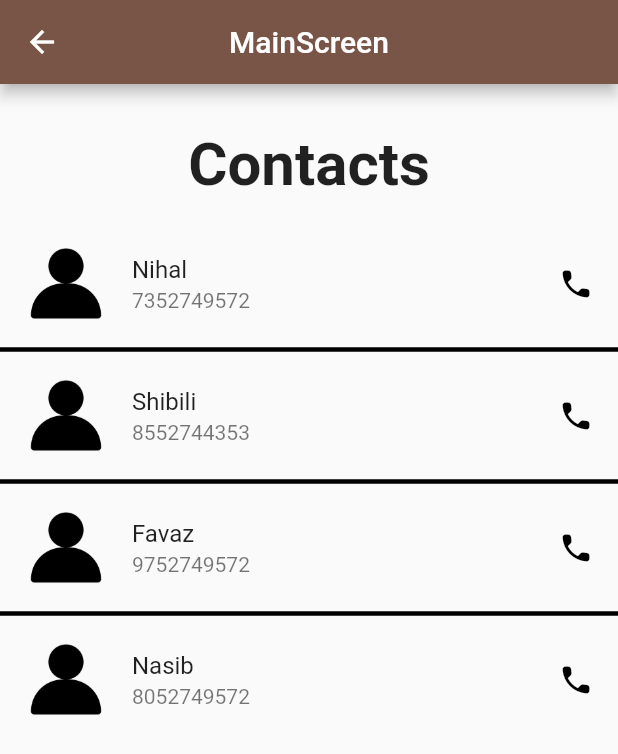
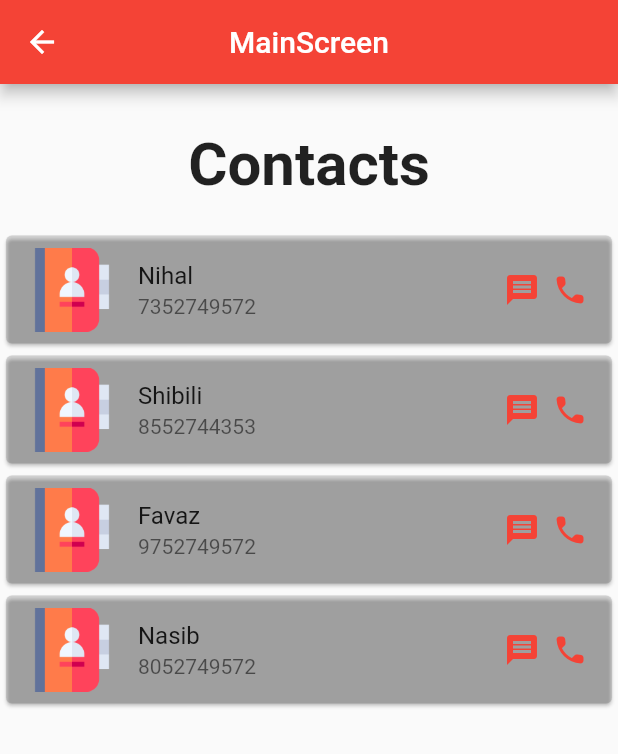
Before and after one commit to favazz-10/ASFlutter1, a Flutter app: the mainscreen screen opened directly, on a phone screen of 412 x 824 dp. Shown: the top 754 px of the screen. Run offline on Flutter 3.47's test engine with Material 2 defaults, Android fonts, the phone set to English and light mode, and no system bars; our stand-ins replace fluttertoast; network calls fail.

Commit message:
2nd commit

```diff
--- a/lib/mainscreen.dart
+++ b/lib/mainscreen.dart
@@ -1,11 +1,11 @@
-import 'package:flutter/cupertino.dart';
 import 'package:flutter/material.dart';
 
 class mainscreen extends StatelessWidget {
   @override
   Widget build(BuildContext context) {
     return Scaffold(
-      appBar: AppBar(backgroundColor: Colors.brown,
+      appBar: AppBar(
+        backgroundColor: Colors.red,
         title: const Text('MainScreen'),
         centerTitle: true,
       ),
@@ -16,39 +16,89 @@ class mainscreen extends StatelessWidget {
           ),
           const Center(
               child: Padding(
-                padding: EdgeInsets.only(bottom:20),
+            padding: EdgeInsets.only(bottom: 20),
             child: Text(
               'Contacts',
-            style: TextStyle(fontSize: 40, fontWeight: FontWeight.bold),
+              style: TextStyle(
+                fontSize: 40,
+                fontWeight: FontWeight.bold,
+              ),
             ),
           )),
-          ListTile(
+          Card(color: Colors.black12,
+            child: ListTile(
               title: const Text('Nihal'),
               subtitle: const Text('7352749572'),
-            leading: Image.asset('assets/images/contact.png'),
-            trailing: const Icon(Icons.call_rounded,color: Colors.black,)
-
+              leading: Image.asset('assets/images/contact-book.png'),
+              trailing: Wrap(children: const [
+                Padding(
+                  padding: EdgeInsets.only(right: 8.0),
+                  child: Icon(Icons.message, color: Colors.red),
                 ),
-          Divider(thickness: 3,color: Colors.black,),
-          ListTile(
+                Icon(
+                  (Icons.call_rounded),
+                  color: Colors.red,
+                )
+              ]),
+            ),
+          ),
+          // Divider(
+          //   thickness: 3,
+          // ),
+          Card(color: Colors.black12,
+            child: ListTile(
               title: const Text('Shibili'),
               subtitle: const Text('8552744353'),
-            leading: Image.asset('assets/images/contact.png'),
-            trailing: const Icon(Icons.call_rounded,color: Colors.black),
+              leading: Image.asset('assets/images/contact-book.png'),
+              trailing: Wrap(children: const [
+                Padding(
+                  padding: EdgeInsets.only(right: 8),
+                  child: Icon(Icons.message, color: Colors.red),
                 ),
-          Divider(thickness: 3,color: Colors.black,),
-          ListTile(
+                Icon(
+                  (Icons.call_rounded),
+                  color: Colors.red,
+                )
+              ]),
+            ),
+          ),
+          // Divider(thickness: 3,),
+          Card(color: Colors.black12,
+            child: ListTile(
               title: const Text('Favaz'),
               subtitle: const Text('9752749572'),
-            leading: Image.asset('assets/images/contact.png'),
-            trailing: const Icon(Icons.call_rounded,color: Colors.black,),
+              leading: Image.asset('assets/images/contact-book.png'),
+              trailing: Wrap(children: const [
+                Padding(
+                  padding: EdgeInsets.only(right: 8.0),
+                  child: Icon(Icons.message, color: Colors.red),
                 ),
-          Divider(thickness: 3,color: Colors.black,),
-          ListTile(
+                Icon(
+                  (Icons.call_rounded),
+                  color: Colors.red,
+                )
+              ]),
+            ),
+          ),
+          // Divider(thickness: 3,),
+          Card(
+            color: Colors.black12,
+
+            child: ListTile(
               title: const Text('Nasib'),
               subtitle: const Text('8052749572'),
-            leading: Image.asset('assets/images/contact.png'),
-            trailing: const Icon(Icons.call_rounded,color: Colors.black,),
+              leading: Image.asset('assets/images/contact-book.png'),
+              trailing: Wrap(children: const [
+                Padding(
+                  padding: EdgeInsets.only(right: 8.0),
+                  child: Icon(Icons.message, color: Colors.red),
+                ),
+                Icon(
+                  (Icons.call_rounded),
+                  color: Colors.red,
+                )
+              ]),
+            ),
           ),
         ],
       ),
```
Also changed, not shown: lib/ListView_Builder.dart (added, +44 -0 lines), lib/signupwithvalidation.dart (+32 -7 lines), assets/images/contact-book.png (added). Lines whose indentation alone changed are shown as unchanged.
